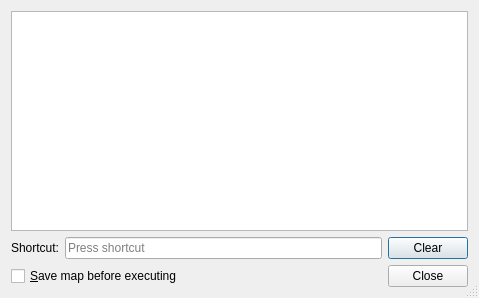
Qt form src/tiled/commanddialog.ui (mapeditor/tiled) before a commit.
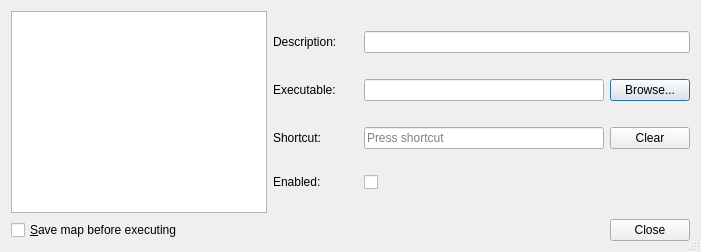
The same form after that commit. Custom widgets are drawn as their Qt base class.

Diff of the .ui file:
```diff
--- a/src/tiled/commanddialog.ui
+++ b/src/tiled/commanddialog.ui
@@ -6,10 +6,16 @@
    <rect>
     <x>0</x>
     <y>0</y>
-    <width>479</width>
-    <height>298</height>
+    <width>701</width>
+    <height>252</height>
    </rect>
   </property>
+  <property name="sizePolicy">
+   <sizepolicy hsizetype="Preferred" vsizetype="Fixed">
+    <horstretch>0</horstretch>
+    <verstretch>0</verstretch>
+   </sizepolicy>
+  </property>
   <property name="windowTitle">
    <string>Properties</string>
   </property>
@@ -18,7 +24,18 @@
   </property>
   <layout class="QVBoxLayout" name="verticalLayout">
    <item>
+    <layout class="QHBoxLayout" name="horizontalLayout_2">
+     <property name="spacing">
+      <number>6</number>
+     </property>
+     <item>
     <widget class="Tiled::Internal::CommandTreeView" name="treeView">
+       <property name="sizePolicy">
+        <sizepolicy hsizetype="Fixed" vsizetype="Expanding">
+         <horstretch>0</horstretch>
+         <verstretch>0</verstretch>
+        </sizepolicy>
+       </property>
      <property name="dragDropMode">
       <enum>QAbstractItemView::DragDrop</enum>
      </property>
@@ -34,12 +51,86 @@
     </widget>
    </item>
    <item>
-    <layout class="QHBoxLayout" name="horizontalLayout_2">
-     <property name="spacing">
-      <number>6</number>
-     </property>
+      <layout class="QVBoxLayout" name="verticalLayout_3">
+       <item>
+        <layout class="QHBoxLayout" name="horizontalLayout_7">
+         <item>
+          <widget class="QLabel" name="label_4">
+           <property name="sizePolicy">
+            <sizepolicy hsizetype="Fixed" vsizetype="Fixed">
+             <horstretch>0</horstretch>
+             <verstretch>0</verstretch>
+            </sizepolicy>
+           </property>
+           <property name="minimumSize">
+            <size>
+             <width>85</width>
+             <height>0</height>
+            </size>
+           </property>
+           <property name="text">
+            <string>Description:</string>
+           </property>
+          </widget>
+         </item>
+         <item>
+          <widget class="QLineEdit" name="descriptionText"/>
+         </item>
+        </layout>
+       </item>
+       <item>
+        <layout class="QHBoxLayout" name="horizontalLayout_4">
+         <item>
+          <widget class="QLabel" name="label_2">
+           <property name="sizePolicy">
+            <sizepolicy hsizetype="Fixed" vsizetype="Fixed">
+             <horstretch>0</horstretch>
+             <verstretch>0</verstretch>
+            </sizepolicy>
+           </property>
+           <property name="minimumSize">
+            <size>
+             <width>85</width>
+             <height>0</height>
+            </size>
+           </property>
+           <property name="text">
+            <string>Executable:</string>
+           </property>
+          </widget>
+         </item>
+         <item>
+          <widget class="QLineEdit" name="commandText">
+           <property name="inputMask">
+            <string/>
+           </property>
+          </widget>
+         </item>
+         <item>
+          <widget class="QPushButton" name="browseButton">
+           <property name="text">
+            <string>Browse...</string>
+           </property>
+          </widget>
+         </item>
+        </layout>
+       </item>
+       <item>
+        <layout class="QHBoxLayout" name="horizontalLayout_3">
      <item>
       <widget class="QLabel" name="label">
+           <property name="sizePolicy">
+            <sizepolicy hsizetype="Fixed" vsizetype="Fixed">
+             <horstretch>0</horstretch>
+             <verstretch>0</verstretch>
+            </sizepolicy>
+           </property>
+           <property name="minimumSize">
+            <size>
+             <width>85</width>
+             <height>0</height>
+            </size>
+           </property>
        <property name="text">
         <string>Shortcut:</string>
        </property>
@@ -48,7 +139,7 @@
      <item>
       <widget class="QKeySequenceEdit" name="keySequenceEdit">
        <property name="sizePolicy">
-        <sizepolicy hsizetype="MinimumExpanding" vsizetype="Fixed">
+            <sizepolicy hsizetype="Expanding" vsizetype="Fixed">
          <horstretch>0</horstretch>
          <verstretch>0</verstretch>
         </sizepolicy>
@@ -61,6 +152,46 @@
         <string>Clear</string>
        </property>
       </widget>
+         </item>
+        </layout>
+       </item>
+       <item>
+        <layout class="QHBoxLayout" name="horizontalLayout_6">
+         <item>
+          <widget class="QLabel" name="label_3">
+           <property name="sizePolicy">
+            <sizepolicy hsizetype="Fixed" vsizetype="Fixed">
+             <horstretch>0</horstretch>
+             <verstretch>0</verstretch>
+            </sizepolicy>
+           </property>
+           <property name="minimumSize">
+            <size>
+             <width>85</width>
+             <height>0</height>
+            </size>
+           </property>
+           <property name="text">
+            <string>Enabled:</string>
+           </property>
+          </widget>
+         </item>
+         <item>
+          <widget class="QCheckBox" name="checkBox">
+           <property name="sizePolicy">
+            <sizepolicy hsizetype="Expanding" vsizetype="Fixed">
+             <horstretch>0</horstretch>
+             <verstretch>0</verstretch>
+            </sizepolicy>
+           </property>
+           <property name="text">
+            <string/>
+           </property>
+          </widget>
+         </item>
+        </layout>
+       </item>
+      </layout>
      </item>
     </layout>
    </item>
```
Lines whose indentation alone changed are shown as unchanged.
